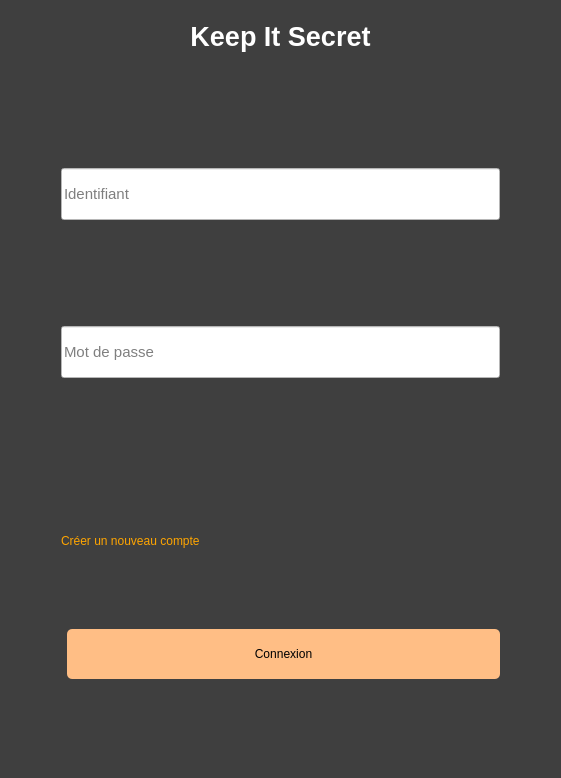
Above: KeepItSecret/mainwindow.ui from dbuhon/KeepItSecret before the change. Below: the same form after it.
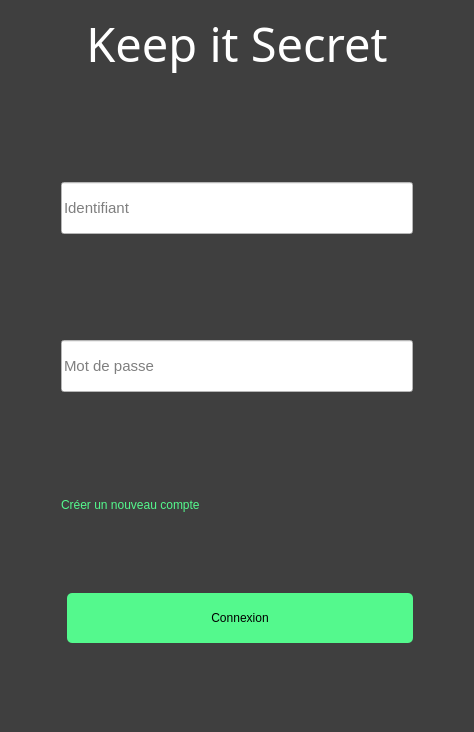
That is the form after the change.

```diff
--- a/KeepItSecret/mainwindow.ui
+++ b/KeepItSecret/mainwindow.ui
@@ -6,8 +6,8 @@
    <rect>
     <x>0</x>
     <y>0</y>
-    <width>561</width>
-    <height>778</height>
+    <width>474</width>
+    <height>732</height>
    </rect>
   </property>
   <property name="windowTitle">
@@ -64,8 +64,8 @@
            <string notr="true">background-color: none;
 border-radius: 5px;
 text-align: left;
-color: orange;
-margin-top: 150%;
+color: rgb(84, 249, 141);
+margin-top: 100%;
 margin-left:50px;
 margin-right:50px;</string>
           </property>
@@ -93,9 +93,10 @@
           </property>
           <property name="font">
            <font>
-            <pointsize>20</pointsize>
-            <weight>75</weight>
-            <bold>true</bold>
+            <family>Lobster 1.4</family>
+            <pointsize>35</pointsize>
+            <weight>50</weight>
+            <bold>false</bold>
             <kerning>true</kerning>
            </font>
           </property>
@@ -103,7 +104,7 @@
            <string notr="true"/>
           </property>
           <property name="text">
-           <string>Keep It Secret</string>
+           <string>Keep it Secret</string>
           </property>
           <property name="alignment">
            <set>Qt::AlignCenter</set>
@@ -177,7 +178,7 @@
           </property>
           <property name="styleSheet">
            <string notr="true">border-radius: 5px;
-background-color: rgb(255, 190, 133);
+background-color: rgb(84, 249, 141);
 margin-top: 75%;
 height: 50px;
 color: black;
```
